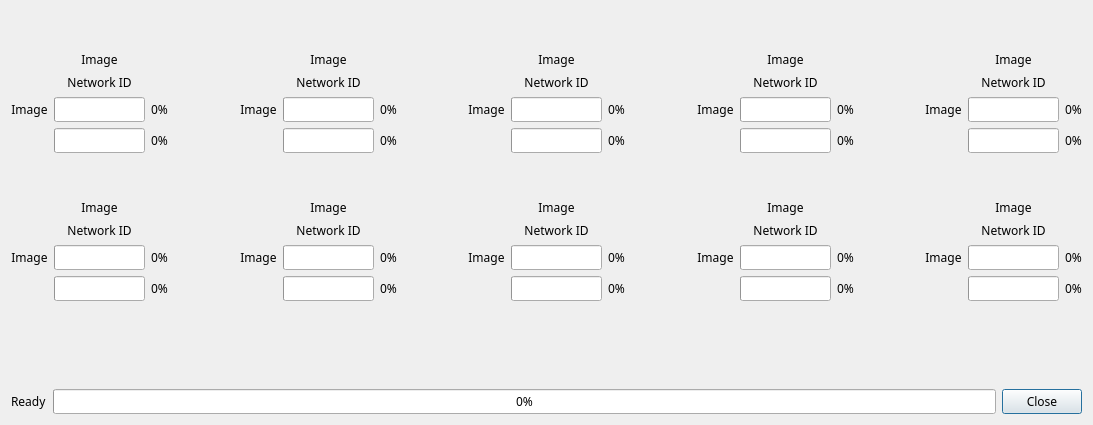
LUXROBO/modi2-firmware-updater, file modi2_multi_uploader/assets/module_upload_list.ui: the form before one commit.
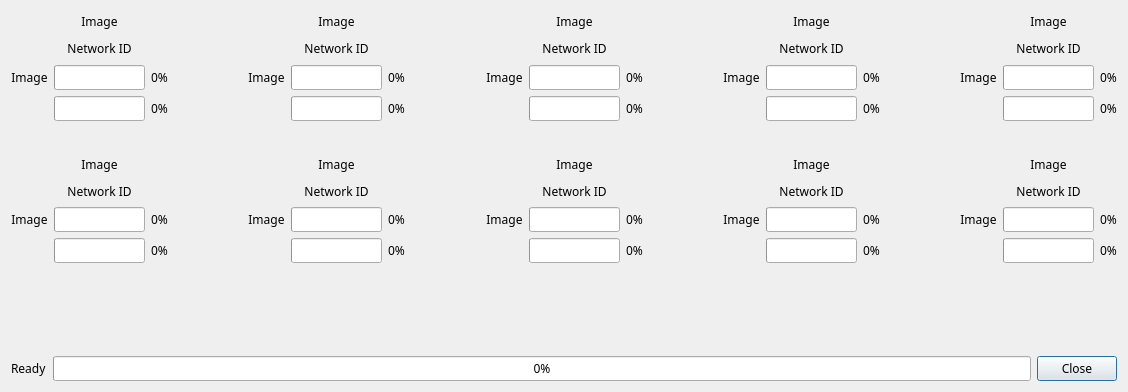
The form after the commit.

What changed in the file:
```diff
--- a/modi2_multi_uploader/assets/module_upload_list.ui
+++ b/modi2_multi_uploader/assets/module_upload_list.ui
@@ -6,8 +6,8 @@
    <rect>
     <x>0</x>
     <y>0</y>
-    <width>1093</width>
-    <height>425</height>
+    <width>1128</width>
+    <height>392</height>
    </rect>
   </property>
   <property name="sizePolicy">
@@ -43,22 +43,6 @@
    <bool>false</bool>
   </property>
   <layout class="QVBoxLayout" name="verticalLayout">
-   <item>
-    <spacer name="verticalSpacer_4">
-     <property name="orientation">
-      <enum>Qt::Vertical</enum>
-     </property>
-     <property name="sizeType">
-      <enum>QSizePolicy::Fixed</enum>
-     </property>
-     <property name="sizeHint" stdset="0">
-      <size>
-       <width>20</width>
-       <height>40</height>
-      </size>
-     </property>
-    </spacer>
-   </item>
    <item>
     <layout class="QHBoxLayout" name="horizontalLayout">
      <item>
@@ -595,19 +579,6 @@
      </item>
     </layout>
    </item>
-   <item>
-    <spacer name="verticalSpacer">
-     <property name="orientation">
-      <enum>Qt::Vertical</enum>
-     </property>
-     <property name="sizeHint" stdset="0">
-      <size>
-       <width>20</width>
-       <height>40</height>
-      </size>
-     </property>
-    </spacer>
-   </item>
    <item>
     <layout class="QHBoxLayout" name="horizontalLayout_2">
      <item>
```
